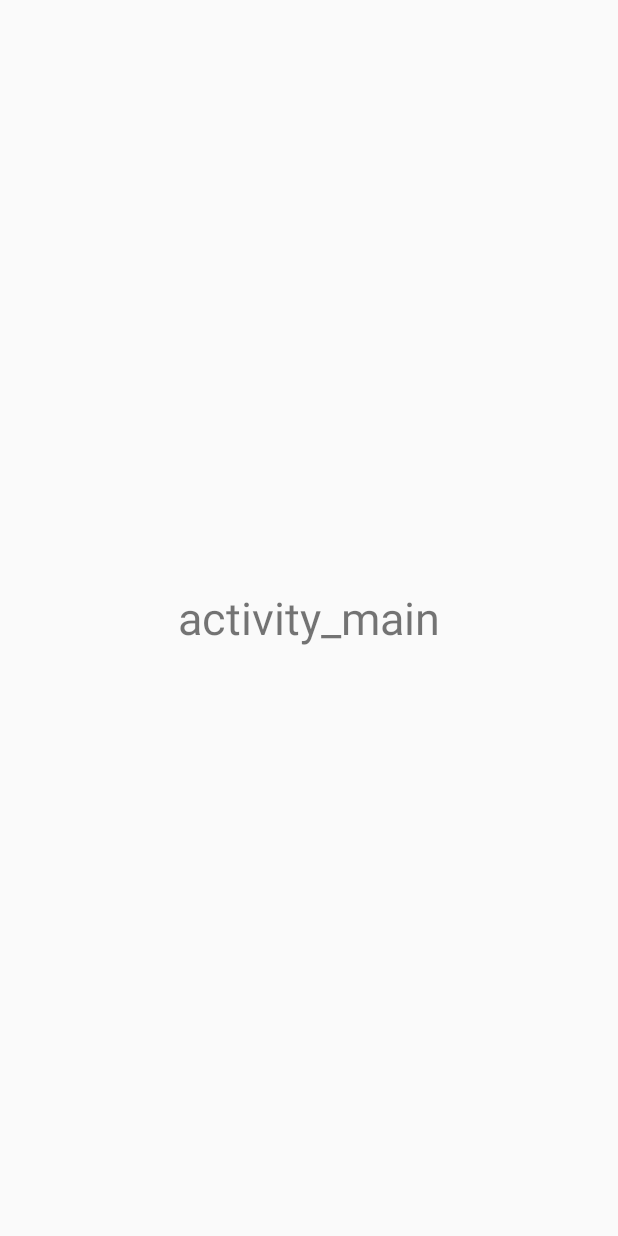
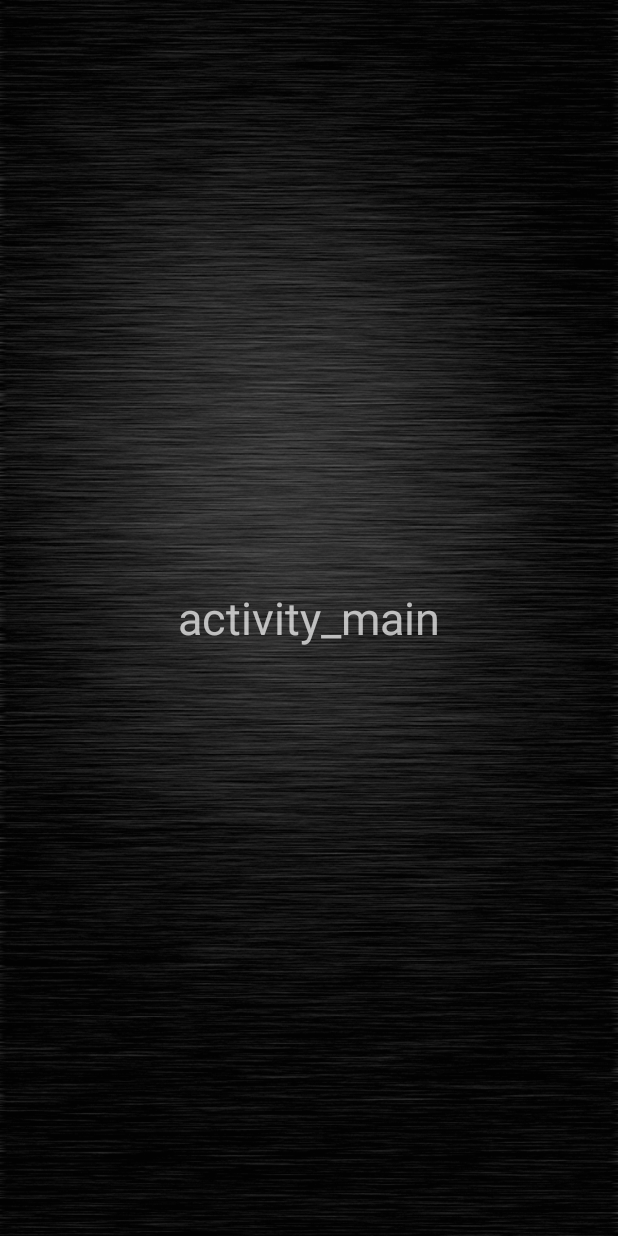
Before and after one commit to Nefor75/WindPlast, an Android app: the ActivityMain screen opened directly, with no data from a screen before it, on a phone screen of 412 x 824 dp. Before the commit the screen is almost empty. Run offline under Robolectric (Android 15) with nearby library versions, the light colour scheme and no system bars.

Commit message:
Create: package util and into Tools.class(yet empty). Change picture splashbackground and edding style SplashTheme for ActivitySplash theme. Redaction: Manifest(add theme in ActivitySplash).

```diff
--- a/app/src/main/AndroidManifest.xml
+++ b/app/src/main/AndroidManifest.xml
@@ -9,7 +9,8 @@
         android:supportsRtl="true"
         android:theme="@style/AppTheme" >
 
-        <activity android:name=".ActivitySplash">
+        <activity android:name=".ActivitySplash"
+                  android:theme="@style/SplashTheme">
             <intent-filter>
                 <action android:name="android.intent.action.MAIN"/>
                     <category android:name="android.intent.category.LAUNCHER"/>
@@ -17,6 +18,7 @@
         </activity>
         <activity
             android:name=".ActivityMain"
+            android:theme="@style/SplashTheme"
             android:configChanges="orientation|keyboardHidden|screenSize" />
     </application>
 </manifest>
--- /dev/null
+++ b/app/src/main/java/com/glumy/windplast/util/Tools.java
@@ -0,0 +1,5 @@
+package com.glumy.windplast.util;
+
+public class Tools {
+
+}
--- a/app/src/main/res/layout/activity_splash.xml
+++ b/app/src/main/res/layout/activity_splash.xml
@@ -7,14 +7,16 @@
         android:layout_width="match_parent"
         android:layout_height="match_parent"
         android:src="@drawable/splashbackground"
-        android:scaleType="centerCrop"/>
+        android:scaleType="centerCrop"
+        android:contentDescription="@null" />
 
     <ImageView
         android:layout_width="150dp"
         android:layout_height="150dp"
         android:layout_centerHorizontal="true"
         android:layout_marginTop="100dp"
-        android:src="@drawable/main_logo" />
+        android:src="@drawable/main_logo"
+        android:contentDescription="@null"/>
 
     <LinearLayout
         android:layout_width="wrap_content"
--- a/app/src/main/res/values/strings.xml
+++ b/app/src/main/res/values/strings.xml
@@ -1,6 +1,6 @@
 <resources>
     <string name="app_name">WindPlast</string>
-    <string name="app_tag_line">Невероятно вкусные суши в Кременчуге!</string>
+    <string name="app_tag_line">Developed by ...</string>
     <string name="content_about">Суши-кафе Аквариум - невероятно вкусные суши в Кременчуге!</string>
 
     <!--All data for ActivityMain.java -->
--- a/app/src/main/res/values/styles.xml
+++ b/app/src/main/res/values/styles.xml
@@ -1,5 +1,4 @@
 <resources>
-
     <!-- Base application theme. -->
     <style name="AppTheme" parent="Theme.AppCompat.Light.DarkActionBar">
         <!-- Customize your theme here. -->
@@ -8,4 +7,9 @@
         <item name="colorAccent">@color/colorAccent</item>
     </style>
 
+    <style name="SplashTheme" parent="Theme.AppCompat.NoActionBar">
+        <item name="android:windowBackground">@drawable/splashbackground</item>
+        <item name="android:windowFullscreen">true</item>
+    </style>
+
 </resources>
```
Also changed, not shown: app/src/main/res/drawable/splashbackground.png.
